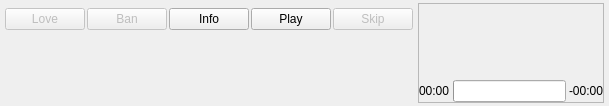
Qt form app/radio/WindowMini.ui (mutecypher/lastfm-desktop) before a commit.
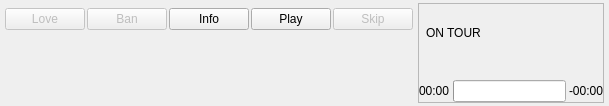
The same form after that commit. Custom widgets are drawn as their Qt base class.

Commit message: Cleaned up some differences between the two windows (mainly moving things into the macros).

```diff
--- a/app/radio/WindowMini.ui
+++ b/app/radio/WindowMini.ui
@@ -210,6 +210,8 @@
         </widget>
        </item>
        <item>
+        <layout class="QHBoxLayout" name="horizontalLayout_2">
+         <item>
         <widget class="Label" name="trackTitle">
          <property name="text">
           <string/>
@@ -218,6 +220,28 @@
           <set>Qt::AlignLeading|Qt::AlignLeft|Qt::AlignVCenter</set>
          </property>
         </widget>
+         </item>
+         <item>
+          <widget class="QLabel" name="onTour">
+           <property name="text">
+            <string>ON TOUR</string>
+           </property>
+          </widget>
+         </item>
+         <item>
+          <spacer name="horizontalSpacer_3">
+           <property name="orientation">
+            <enum>Qt::Horizontal</enum>
+           </property>
+           <property name="sizeHint" stdset="0">
+            <size>
+             <width>0</width>
+             <height>20</height>
+            </size>
+           </property>
+          </spacer>
+         </item>
+        </layout>
        </item>
        <item>
         <widget class="Label" name="album">
```
Lines whose indentation alone changed are shown as unchanged. The commit also changes 6 other files.
